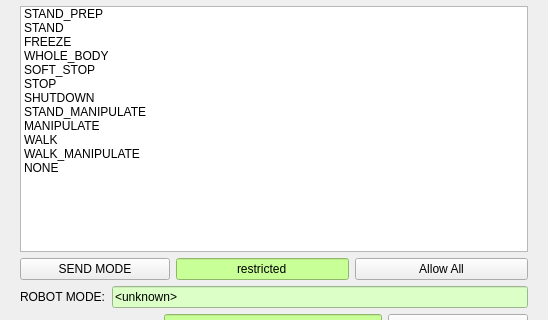
Before: the Qt Designer form thor_mang_supervisor/resource/supervisor.ui in thor-mang/thor_mang_ui, drawn with Qt 5; both pictures show x 0 to 548 and y 130 to 450 of the 548 by 605 pixel window.
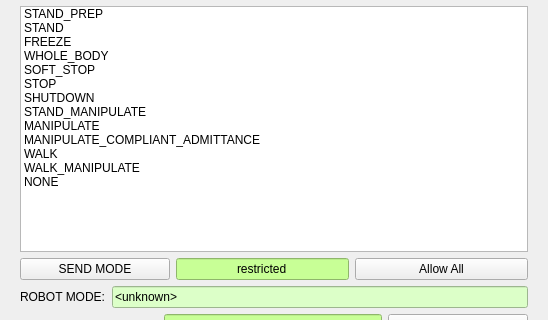
After: the same form once the commit is applied.

Commit message: added new control mode

```diff
--- a/thor_mang_supervisor/resource/supervisor.ui
+++ b/thor_mang_supervisor/resource/supervisor.ui
@@ -294,6 +294,11 @@
           <string>MANIPULATE</string>
          </property>
         </item>
+        <item>
+         <property name="text">
+          <string>MANIPULATE_COMPLIANT_ADMITTANCE</string>
+         </property>
+        </item>
         <item>
          <property name="text">
           <string>WALK</string>
```
